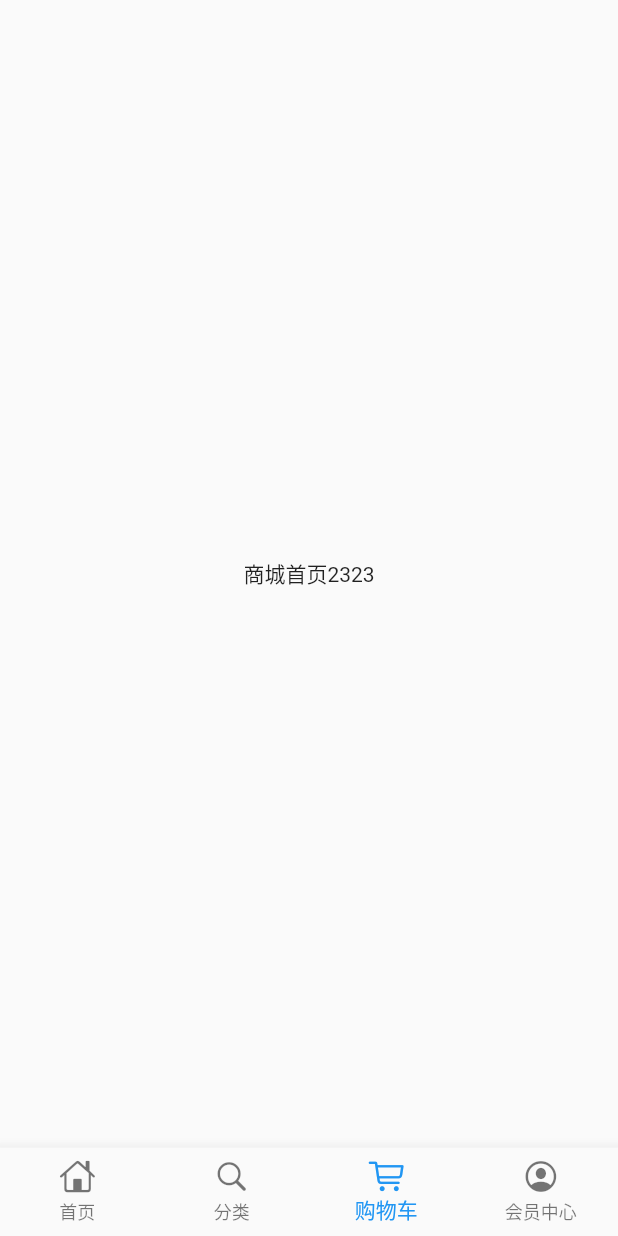
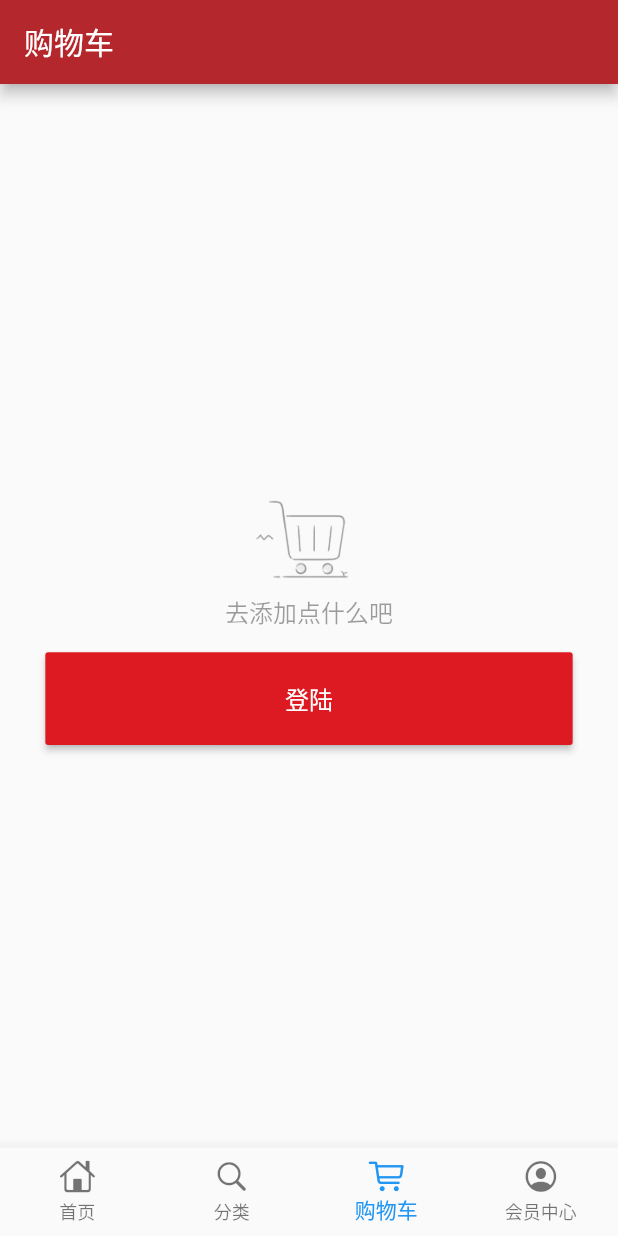
Before and after one commit to hsir05/flutter_shop, a Flutter app: the screen it shows after launch, item 3 of the bottom bar chosen, on a phone screen of 412 x 824 dp. Run offline on Flutter 3.47's test engine with Material 2 defaults, Android fonts, the phone set to English and light mode, and no system bars; our stand-ins replace dio, fluro, flutter_easyrefresh, flutter_screenutil, flutter_spinkit, flutter_swiper and 2 more; missing offline and left inert: provide; network calls fail; statements that could not run were skipped.

Commit message:
购物车页面优化处理

```diff
--- a/lib/pages/cart_page.dart
+++ b/lib/pages/cart_page.dart
@@ -1,12 +1,46 @@
 import 'package:flutter/material.dart';
+import 'package:flutter_screenutil/flutter_screenutil.dart';
+import './login.dart';
 
-class CartPage extends StatelessWidget {
+class CartPage extends StatefulWidget {
+  @override
+  _CartPageState createState() => _CartPageState();
+}
+
+class _CartPageState extends State<CartPage> {
+
   @override
   Widget build(BuildContext context) {
+    ScreenUtil.instance = ScreenUtil(width: 750, height: 1334)..init(context);
     return Scaffold(
-      body:Center(
-        child: Text('商城首页2323'),
-      )
+        appBar: AppBar(
+        backgroundColor: Color.fromRGBO(180, 40, 45, 1),
+        title: Text("购物车"),
+      ),
+      body: noLogin(),
     );
   }
+
+  Widget noLogin () {
+    return Column(
+        mainAxisAlignment: MainAxisAlignment.center,
+        children: <Widget>[
+          Center(child: Image.asset("assets/images/noCart.png",width: ScreenUtil().setWidth(130),)),
+          Center(child: Text('去添加点什么吧', style: TextStyle(fontSize: 16.0, color:Colors.black38))),
+          Padding(
+            padding: EdgeInsets.only(top: 15.0),
+            child:  MaterialButton(
+                color: Color.fromRGBO(221, 26, 33, 1), minWidth: ScreenUtil().setWidth(640), height: ScreenUtil().setHeight(100),
+                textColor: Colors.white,
+                child: Text('登陆',style: TextStyle(fontSize: 16.0, color: Colors.white)),
+                onPressed: () {
+                  Navigator.push(context,new  MaterialPageRoute(
+                    builder:(context) =>Login())
+                  );
+                }
+              )
+          ),
+      ],);
+  }
+
 }
--- a/lib/pages/home_page.dart
+++ b/lib/pages/home_page.dart
@@ -74,7 +74,6 @@ class _HomePageState extends State<HomePage>with AutomaticKeepAliveClientMixin {
                     // textColor: Colors.white,
                     fontSize: 14.0
                   );
-
 
                    var timer;
                     timer = Timer.periodic(
--- a/lib/routers/routes.dart
+++ b/lib/routers/routes.dart
@@ -6,8 +6,8 @@ class Routes{
   static String root='/';
   static String detailsPage = '/detail';
   static void configureRoutes(Router router){
-    router.notFoundHandler= new Handler(
-      handlerFunc: (BuildContext context,Map<String,List<String>> params){
+    router.notFoundHandler = new Handler(
+      handlerFunc: (BuildContext context, Map<String, List<String>> params){
         print('ERROR====>ROUTE WAS NOT FONUND!!!');
       }
     );
```
Also changed, not shown: lib/pages/cart_page copy.dart (added, +64 -0 lines), lib/pages/login.dart (added, +120 -0 lines), pubspec.yaml (+14 -1 lines), assets/fonts/MaterialIcons.ttf (added), assets/images/noCart.png (added), assets/images/qqchat.png (added), assets/images/wechat.png (added), assets/images/weibo.png (added), assets/images/yanxuan.png (added), pubspec.lock, 3 other files.
